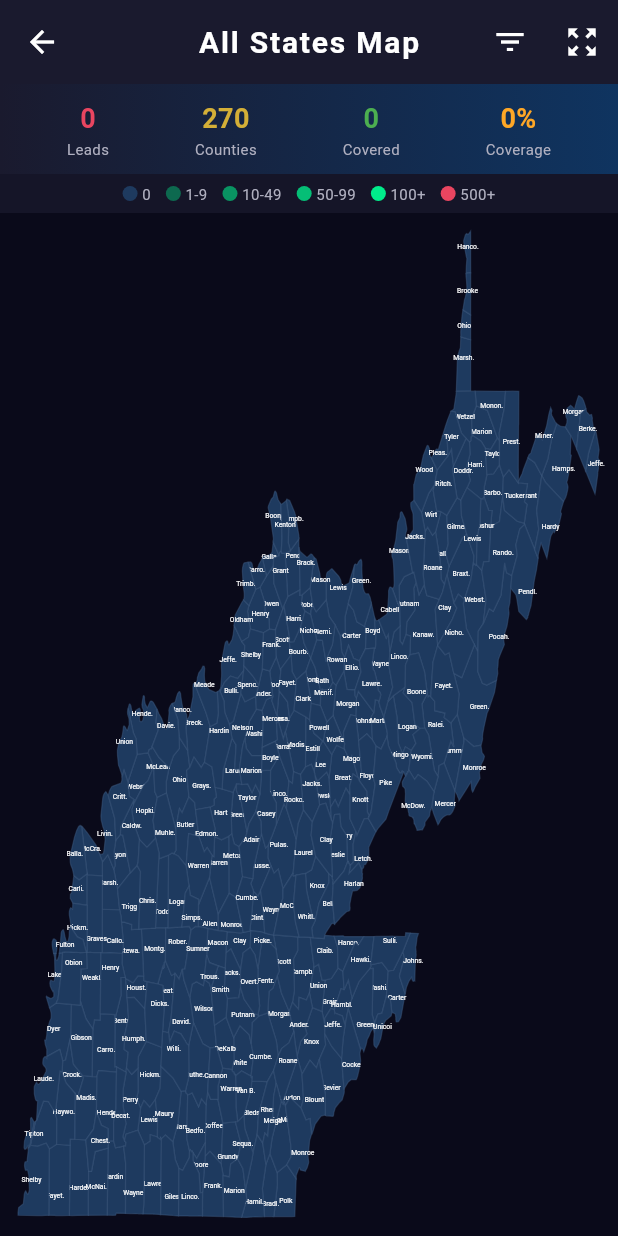
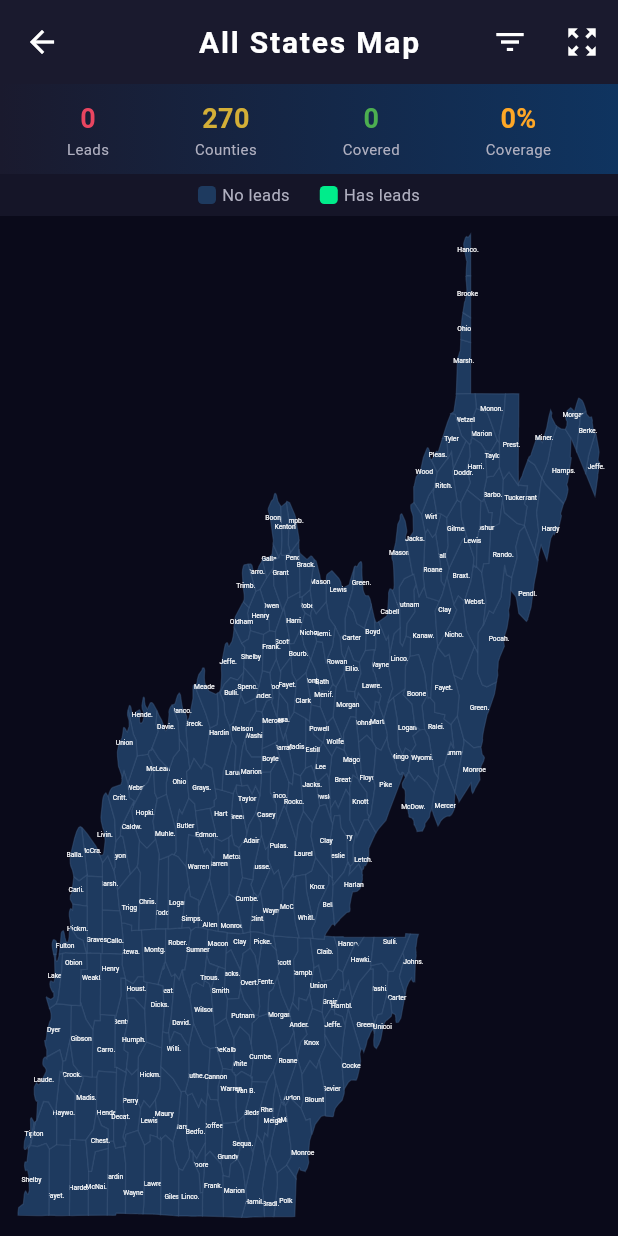
Before and after one commit to Brandonsmelcer/LeadTracker, a Flutter app: the OutlineMapScreen screen opened directly, on a phone screen of 412 x 824 dp. Run offline on Flutter 3.47's test engine with Material 3 defaults, Android fonts, the phone set to English and light mode, and no system bars; our stand-ins replace cloud_firestore, csv, firebase_auth, firebase_core, local_auth; accounts and stored records are empty.

Commit message:
VL logo, single map color, remove demo mode, biometric auth, Admin rename
Logo:
- Custom VL logo widget matching the Vision To Legacy brand identity
- Replaces eye icon on login screen, app bar, and drawer header

Map:
- Single #00EC8B color for all counties with leads (no quantity gradient)
- Lead count numbers now white for readability
- Simplified legend: 'No leads' / 'Has leads'
- Fixed mobile zoom tap offset (GestureDetector outside InteractiveViewer)

Login:
- Removed 'Continue Offline (Demo Mode)' button
- Added biometric (fingerprint/face) sign-in button for mobile
- Biometric requires initial email login, then works for quick re-auth

Naming:
- All 'Master' references replaced with 'Admin' throughout
- Role dropdown shows 'Admin/Manager/Associate'
- Profile shows 'ADMIN/MANAGER/ASSOCIATE'
- Team tab renamed from 'Master' to 'Admin'
- Admin control panel header updated

Android:
- App label changed to 'Vision To Legacy'
- Biometric permissions added to AndroidManifest
- MainActivity uses FlutterFragmentActivity for biometric support

Co-authored-by: Brandonsmelcer <Brandonsmelcer@users.noreply.github.com>

```diff
--- a/lib/screens/outline_map_screen.dart
+++ b/lib/screens/outline_map_screen.dart
@@ -79,16 +79,16 @@ class _OutlineMapScreenState extends State<OutlineMapScreen> {
               _buildStatsBar(totalLeads, totalCounties, covered),
               _buildLegend(),
               Expanded(
+                child: LayoutBuilder(
+                  builder: (context, constraints) {
+                    return GestureDetector(
+                      onTapUp: (details) => _handleTap(
+                          details, constraints, boundaries, provider),
                       child: InteractiveViewer(
                         transformationController: _transformCtrl,
                         minScale: 0.5,
                         maxScale: 8.0,
                         boundaryMargin: const EdgeInsets.all(200),
-                  child: LayoutBuilder(
-                    builder: (context, constraints) {
-                      return GestureDetector(
-                        onTapUp: (details) => _handleTap(
-                            details, constraints, boundaries, provider),
                         child: CustomPaint(
                           size: Size(constraints.maxWidth, constraints.maxHeight),
                           painter: _OutlineMapPainter(
@@ -98,9 +98,9 @@ class _OutlineMapScreenState extends State<OutlineMapScreen> {
                             filterState: _filterState,
                           ),
                         ),
+                      ),
                     );
                   },
-                  ),
                 ),
               ),
               if (_selectedCountyKey != null)
@@ -150,37 +150,32 @@ class _OutlineMapScreenState extends State<OutlineMapScreen> {
       child: Row(
         mainAxisAlignment: MainAxisAlignment.center,
         children: [
-          _legendDot(AppColors.countyFill, '0'),
-          const SizedBox(width: 10),
-          _legendDot(const Color(0xFF00EC8B).withAlpha(100), '1-9'),
-          const SizedBox(width: 10),
-          _legendDot(const Color(0xFF00EC8B).withAlpha(150), '10-49'),
-          const SizedBox(width: 10),
-          _legendDot(const Color(0xFF00EC8B).withAlpha(200), '50-99'),
-          const SizedBox(width: 10),
-          _legendDot(const Color(0xFF00EC8B), '100+'),
-          const SizedBox(width: 10),
-          _legendDot(AppColors.accent, '500+'),
+          Container(width: 12, height: 12,
+              decoration: BoxDecoration(
+                  color: AppColors.countyFill,
+                  borderRadius: BorderRadius.circular(3))),
+          const SizedBox(width: 4),
+          const Text('No leads', style: TextStyle(
+              fontSize: 11, color: AppColors.textSecondary)),
+          const SizedBox(width: 20),
+          Container(width: 12, height: 12,
+              decoration: BoxDecoration(
+                  color: const Color(0xFF00EC8B),
+                  borderRadius: BorderRadius.circular(3))),
+          const SizedBox(width: 4),
+          const Text('Has leads', style: TextStyle(
+              fontSize: 11, color: AppColors.textSecondary)),
         ],
       ),
     );
   }
 
-  Widget _legendDot(Color color, String label) {
-    return Row(
-      children: [
-        Container(width: 10, height: 10,
-            decoration: BoxDecoration(color: color, shape: BoxShape.circle)),
-        const SizedBox(width: 3),
-        Text(label, style: const TextStyle(
-            fontSize: 10, color: AppColors.textSecondary)),
-      ],
-    );
-  }
-
   void _handleTap(TapUpDetails details, BoxConstraints constraints,
       List<CountyBoundary> boundaries, AppProvider provider) {
-    final local = details.localPosition;
+    final matrix = _transformCtrl.value;
+    final inv = Matrix4.tryInvert(matrix);
+    if (inv == null) return;
+    final local = MatrixUtils.transformPoint(inv, details.localPosition);
 
     final w = constraints.maxWidth;
     final h = constraints.maxHeight;
@@ -523,7 +518,7 @@ class _OutlineMapPainter extends CustomPainter {
         text: TextSpan(
           text: '${county.leadCount}',
           style: TextStyle(
-              color: AppColors.gold, fontSize: countFontSize, fontWeight: FontWeight.bold),
+              color: Colors.white, fontSize: countFontSize, fontWeight: FontWeight.bold),
         ),
         textDirection: ui.TextDirection.ltr,
         textAlign: TextAlign.center,
@@ -562,11 +557,7 @@ class _OutlineMapPainter extends CustomPainter {
 
   Color _heatColor(int leads) {
     if (leads == 0) return AppColors.countyFill;
-    if (leads < 10) return const Color(0xFF00EC8B).withAlpha(100);
-    if (leads < 50) return const Color(0xFF00EC8B).withAlpha(150);
-    if (leads < 100) return const Color(0xFF00EC8B).withAlpha(200);
-    if (leads < 500) return const Color(0xFF00EC8B);
-    return AppColors.accent;
+    return const Color(0xFF00EC8B);
   }
 
   @override
--- a/pubspec.yaml
+++ b/pubspec.yaml
@@ -17,6 +17,7 @@ dependencies:
   firebase_core: ^3.12.1
   firebase_auth: ^5.5.1
   cloud_firestore: ^5.6.5
+  local_auth: ^2.3.0
 
 dev_dependencies:
   flutter_test:
```
Also changed, not shown: lib/screens/auth_screen.dart (+51 -28 lines), lib/screens/home_screen.dart (+6 -19 lines), lib/screens/team_screen.dart (+4 -4 lines), lib/services/auth_service.dart (+45 -2 lines), lib/widgets/vl_logo.dart (added, +71 -0 lines), pubspec.lock, 2 other files. Lines whose indentation alone changed are shown as unchanged.
